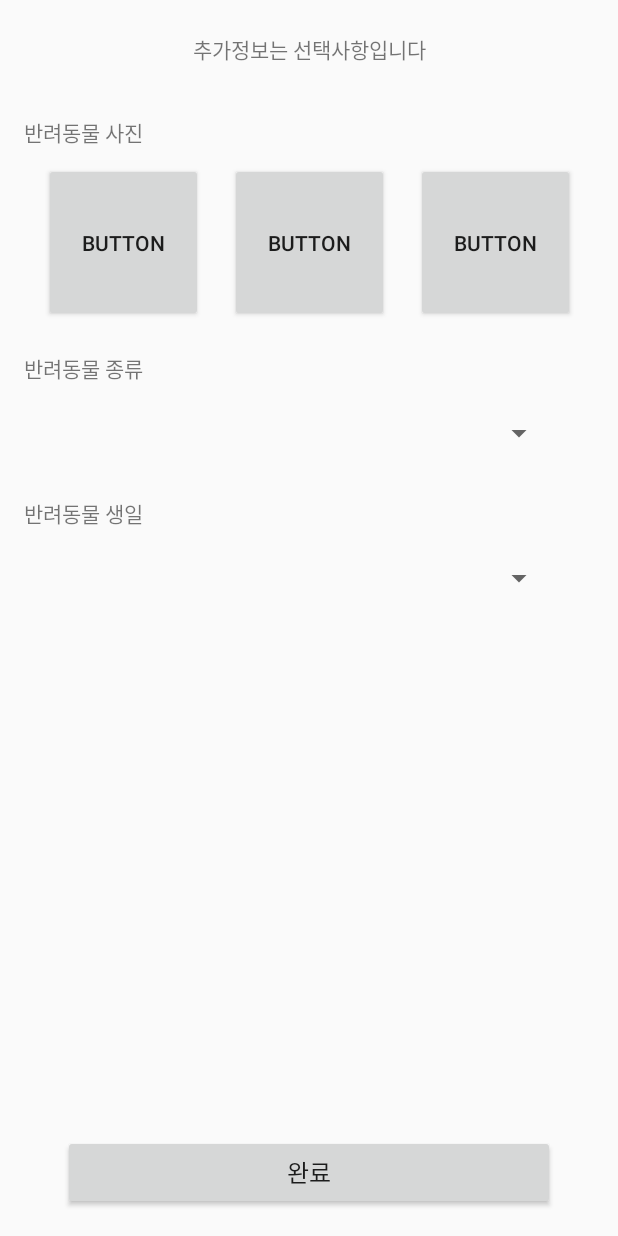
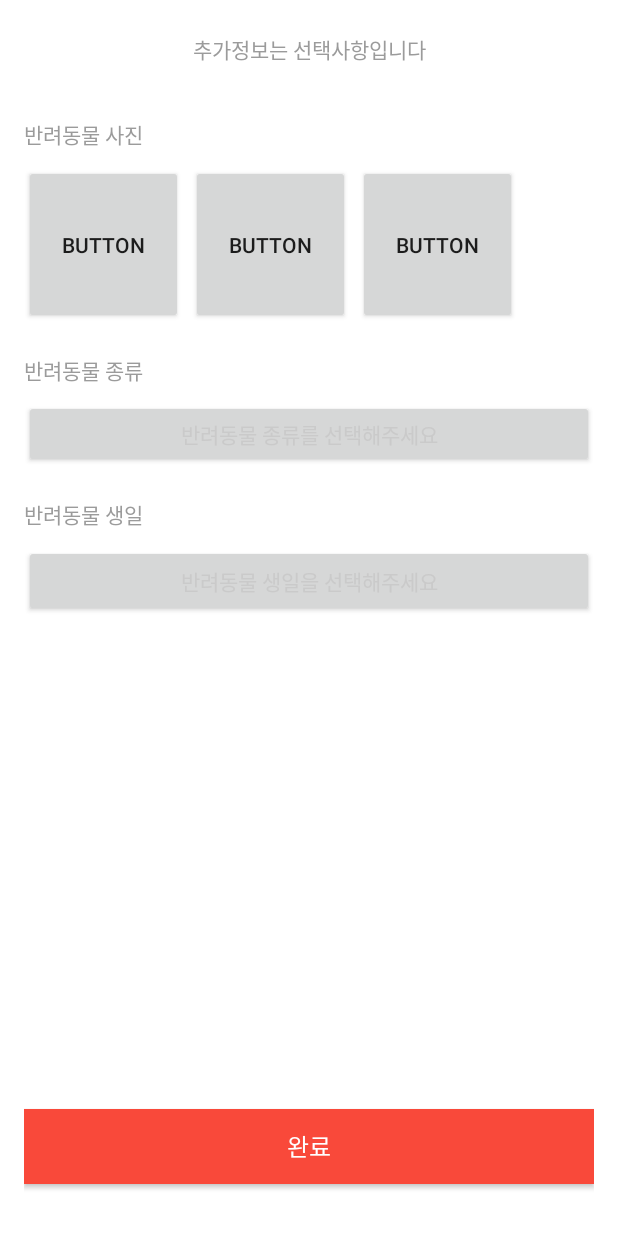
Before and after one commit to Vinckel/MyPetCareAndroidApp, an Android app: the layout content_join.xml on its own in the app's theme, with its tools: preview values and no code run, on a phone screen of 412 x 824 dp. Run offline under Robolectric (Android 15) with nearby library versions, the light colour scheme and no system bars.

Commit message:
다이얼로그 레이아웃 수정

```diff
--- a/app/src/main/java/petcare/com/mypetcare/Activity/RegisterActivity.java
+++ /dev/null
@@ -1,15 +0,0 @@
-package petcare.com.mypetcare.Activity;
-
-import android.support.v7.app.AppCompatActivity;
-import android.os.Bundle;
-
-import petcare.com.mypetcare.R;
-
-public class RegisterActivity extends AppCompatActivity {
-
-    @Override
-    protected void onCreate(Bundle savedInstanceState) {
-        super.onCreate(savedInstanceState);
-        setContentView(R.layout.activity_register);
-    }
-}
--- a/app/src/main/java/petcare/com/mypetcare/Adapter/NavigationListViewAdapter.java
+++ b/app/src/main/java/petcare/com/mypetcare/Adapter/NavigationListViewAdapter.java
@@ -1,7 +1,8 @@
 package petcare.com.mypetcare.Adapter;
 
 import android.content.Context;
-import android.graphics.drawable.Drawable;
+import android.support.annotation.DrawableRes;
+import android.support.annotation.StringRes;
 import android.view.LayoutInflater;
 import android.view.View;
 import android.view.ViewGroup;
@@ -83,7 +84,7 @@ public class NavigationListViewAdapter extends BaseAdapter {
         return convertView;
     }
 
-    public void addItem(Integer icon, Integer title, Integer badge) {
+    public void addItem(@DrawableRes Integer icon, @StringRes Integer title, @DrawableRes Integer badge) {
         NavigationListData data = new NavigationListData();
 
         data.setIcon(icon != null ? context.getResources().getDrawable(icon) : null);
--- a/app/src/main/res/layout/activity_register.xml
+++ b/app/src/main/res/layout/content_join.xml
@@ -4,52 +4,59 @@
     xmlns:tools="http://schemas.android.com/tools"
     android:layout_width="match_parent"
     android:layout_height="match_parent"
-    tools:context="petcare.com.mypetcare.Activity.RegisterActivity">
+    android:background="@color/joinBg"
+    android:paddingBottom="17dp"
+    android:paddingLeft="16dp"
+    android:paddingRight="16dp"
+    android:paddingTop="22dp"
+    tools:context="petcare.com.mypetcare.Activity.JoinActivity">
 
     <TextView
         android:id="@+id/tvPetInfo"
         android:layout_width="wrap_content"
         android:layout_height="wrap_content"
-        android:layout_marginTop="22dp"
         android:text="@string/register_info"
+        android:textColor="@color/optionFont"
         android:textSize="14sp"
         app:layout_constraintLeft_toLeftOf="parent"
         app:layout_constraintRight_toRightOf="parent"
         app:layout_constraintTop_toTopOf="parent" />
 
+    <HorizontalScrollView
+        android:id="@+id/svPic"
+        android:layout_width="wrap_content"
+        android:layout_height="wrap_content"
+        android:layout_marginTop="10dp"
+        app:layout_constraintLeft_toLeftOf="parent"
+        app:layout_constraintTop_toBottomOf="@+id/tvPetPic">
+
+        <LinearLayout
+            android:layout_width="match_parent"
+            android:layout_height="match_parent"
+            android:orientation="horizontal">
+
             <Button
                 android:id="@+id/btnPic1"
                 android:layout_width="106dp"
                 android:layout_height="106dp"
-        android:layout_marginEnd="5dp"
-        android:layout_marginRight="5dp"
-        android:layout_marginTop="10dp"
-        android:text="Button"
-        app:layout_constraintLeft_toLeftOf="@+id/guideline4"
-        app:layout_constraintRight_toLeftOf="@+id/btnPic2"
-        app:layout_constraintTop_toBottomOf="@+id/tvPetPic" />
+                android:text="Button" />
 
             <Button
                 android:id="@+id/btnPic2"
                 android:layout_width="106dp"
                 android:layout_height="106dp"
-        android:layout_marginTop="10dp"
-        android:text="Button"
-        app:layout_constraintLeft_toLeftOf="parent"
-        app:layout_constraintRight_toRightOf="parent"
-        app:layout_constraintTop_toBottomOf="@+id/tvPetPic" />
+                android:layout_marginLeft="5dp"
+                android:text="Button" />
 
             <Button
                 android:id="@+id/btnPic3"
                 android:layout_width="106dp"
                 android:layout_height="106dp"
                 android:layout_marginLeft="5dp"
-        android:layout_marginStart="5dp"
-        android:layout_marginTop="10dp"
-        android:text="Button"
-        app:layout_constraintLeft_toRightOf="@+id/btnPic2"
-        app:layout_constraintRight_toLeftOf="@+id/guideline5"
-        app:layout_constraintTop_toBottomOf="@+id/tvPetPic" />
+                android:text="Button" />
+        </LinearLayout>
+    </HorizontalScrollView>
+
 
     <android.support.constraint.Guideline
         android:id="@+id/guideline"
@@ -57,7 +64,7 @@
         android:layout_height="wrap_content"
         android:orientation="vertical"
         app:layout_constraintGuide_percent="0.5"
-        tools:layout_editor_absoluteX="180dp"
+        tools:layout_editor_absoluteX="164dp"
         tools:layout_editor_absoluteY="0dp" />
 
     <android.support.constraint.Guideline
@@ -67,19 +74,18 @@
         android:orientation="horizontal"
         app:layout_constraintGuide_percent="0.5"
         tools:layout_editor_absoluteX="0dp"
-        tools:layout_editor_absoluteY="256dp" />
+        tools:layout_editor_absoluteY="236dp" />
 
     <TextView
         android:id="@+id/tvPetPic"
         android:layout_width="wrap_content"
         android:layout_height="wrap_content"
-        android:layout_marginBottom="10dp"
-        android:layout_marginLeft="0dp"
-        android:layout_marginTop="77dp"
+        android:layout_marginTop="35dp"
         android:text="@string/register_pic"
+        android:textColor="@color/joinDefaultFont"
         android:textSize="14sp"
-        app:layout_constraintLeft_toLeftOf="@+id/guideline4"
-        app:layout_constraintTop_toTopOf="parent" />
+        app:layout_constraintLeft_toLeftOf="parent"
+        app:layout_constraintTop_toBottomOf="@+id/tvPetInfo" />
 
     <TextView
         android:id="@+id/tvPetSpecies"
@@ -87,19 +93,20 @@
         android:layout_height="wrap_content"
         android:layout_marginTop="20dp"
         android:text="@string/register_species"
+        android:textColor="@color/joinDefaultFont"
         android:textSize="14sp"
-        app:layout_constraintLeft_toLeftOf="@+id/guideline4"
-        app:layout_constraintTop_toBottomOf="@+id/btnPic1" />
+        app:layout_constraintLeft_toLeftOf="parent"
+        app:layout_constraintTop_toBottomOf="@+id/svPic" />
 
-    <Spinner
-        android:id="@+id/spnPetSpecies"
-        android:layout_width="328dp"
+    <Button
+        android:id="@+id/btPetSpecies"
+        android:layout_width="0dp"
         android:layout_height="45dp"
-        android:layout_marginLeft="0dp"
-        android:layout_marginRight="0dp"
-        android:layout_marginTop="10dp"
-        app:layout_constraintLeft_toLeftOf="@+id/guideline4"
-        app:layout_constraintRight_toLeftOf="@+id/guideline5"
+        android:layout_marginTop="9dp"
+        android:text="@string/join_select_species"
+        android:textColor="@color/spinnerFont"
+        app:layout_constraintLeft_toLeftOf="parent"
+        app:layout_constraintRight_toRightOf="parent"
         app:layout_constraintTop_toBottomOf="@+id/tvPetSpecies" />
 
     <android.support.constraint.Guideline
@@ -117,7 +124,7 @@
         android:layout_height="wrap_content"
         android:orientation="vertical"
         app:layout_constraintGuide_end="16dp"
-        tools:layout_editor_absoluteX="344dp"
+        tools:layout_editor_absoluteX="312dp"
         tools:layout_editor_absoluteY="0dp" />
 
     <TextView
@@ -126,32 +133,33 @@
         android:layout_height="wrap_content"
         android:layout_marginTop="20dp"
         android:text="@string/register_birth"
+        android:textColor="@color/joinDefaultFont"
         android:textSize="14sp"
-        app:layout_constraintLeft_toLeftOf="@+id/guideline4"
-        app:layout_constraintTop_toBottomOf="@+id/spnPetSpecies" />
+        app:layout_constraintLeft_toLeftOf="parent"
+        app:layout_constraintTop_toBottomOf="@+id/btPetSpecies" />
 
-    <Spinner
-        android:id="@+id/spnPetBirth"
-        android:layout_width="328dp"
-        android:layout_height="45dp"
-        android:layout_marginLeft="0dp"
-        android:layout_marginRight="0dp"
+    <Button
+        android:id="@+id/btPetBirth"
+        android:layout_width="0dp"
+        android:layout_height="48dp"
         android:layout_marginTop="10dp"
-        app:layout_constraintLeft_toLeftOf="@+id/guideline4"
-        app:layout_constraintRight_toLeftOf="@+id/guideline5"
+        android:text="@string/join_select_birth"
+        android:textColor="@color/spinnerFont"
+        app:layout_constraintLeft_toLeftOf="parent"
+        app:layout_constraintRight_toRightOf="parent"
         app:layout_constraintTop_toBottomOf="@+id/tvPetBirth" />
 
     <Button
         android:id="@+id/btnOk"
-        android:layout_width="328dp"
+        android:layout_width="0dp"
         android:layout_height="50dp"
         android:layout_marginBottom="17dp"
-        android:layout_marginLeft="0dp"
-        android:layout_marginRight="0dp"
+        android:background="@color/colorPrimary"
         android:text="@string/register_complete"
+        android:textColor="@color/joinDoneBtnFont"
         android:textSize="16sp"
         app:layout_constraintBottom_toBottomOf="parent"
-        app:layout_constraintLeft_toLeftOf="@+id/guideline4"
-        app:layout_constraintRight_toLeftOf="@+id/guideline5" />
+        app:layout_constraintLeft_toLeftOf="parent"
+        app:layout_constraintRight_toRightOf="parent" />
 
 </android.support.constraint.ConstraintLayout>
--- a/app/src/main/res/values/colors.xml
+++ b/app/src/main/res/values/colors.xml
@@ -6,8 +6,14 @@
 
     <color name="mainBg">#FFFFFF</color>
     <color name="naviBg">#FFFFFF</color>
+    <color name="joinBg">#FFFFFF</color>
     <color name="naviDivider">#00000000</color>
+    <color name="joinNaviBg">#FFFFFF</color>
 
+    <color name="joinDoneBtnFont">#FFFFFF</color>
     <color name="normalFont">#626262</color>
+    <color name="joinDefaultFont">#9B9B9B</color>
+    <color name="optionFont">#9B9B9B</color>
+    <color name="spinnerFont">#CACACA</color>
     <color name="naviTopFont">#FFFFFF</color>
 </resources>
--- a/app/src/main/res/values/strings.xml
+++ b/app/src/main/res/values/strings.xml
@@ -12,6 +12,8 @@
 
     <string name="action_settings">Settings</string>
 
+    <string name="join_select_species">반려동물 종류를 선택해주세요</string>
+    <string name="join_select_birth">반려동물 생일을 선택해주세요</string>
 
     <string name="main_hospital">병원</string>
     <string name="main_beauty">미용</string>
@@ -24,10 +26,14 @@
     <string name="main_noti">공고</string>
     <string name="main_insure">펫 보험 접수</string>
 
+    <string name="join_title">추가정보</string>
+    <string name="join_done">완료</string>
+
     <string name="nav_diary">반려동물 일지</string>
     <string name="nav_info">추가정보 작성</string>
     <string name="nav_share">마이펫+ 추천하기</string>
     <string name="nav_inquiry">문의하기</string>
     <string name="nav_notice">이벤트 및 공지사항</string>
     <string name="nav_setting">설정</string>
+    <string name="title_activity_join">JoinActivity</string>
 </resources>
```
Also changed, not shown: app/src/main/AndroidManifest.xml (+4 -3 lines), app/src/main/java/petcare/com/mypetcare/Activity/JoinActivity.java (added, +89 -0 lines), app/src/main/java/petcare/com/mypetcare/Activity/MainActivity.java (+23 -5 lines), app/src/main/java/petcare/com/mypetcare/Adapter/JoinPopupListViewAdapter.java (added, +71 -0 lines), app/src/main/res/layout/activity_join.xml (added, +29 -0 lines), app/src/main/res/layout/join_custom_actionbar.xml (added, +47 -0 lines), app/src/main/res/layout/join_listview_inner.xml (added, +18 -0 lines), app/src/main/res/layout/popup_species.xml (added, +29 -0 lines), app/src/main/res/values/styles.xml (+16 -0 lines). Lines whose indentation alone changed are shown as unchanged.
